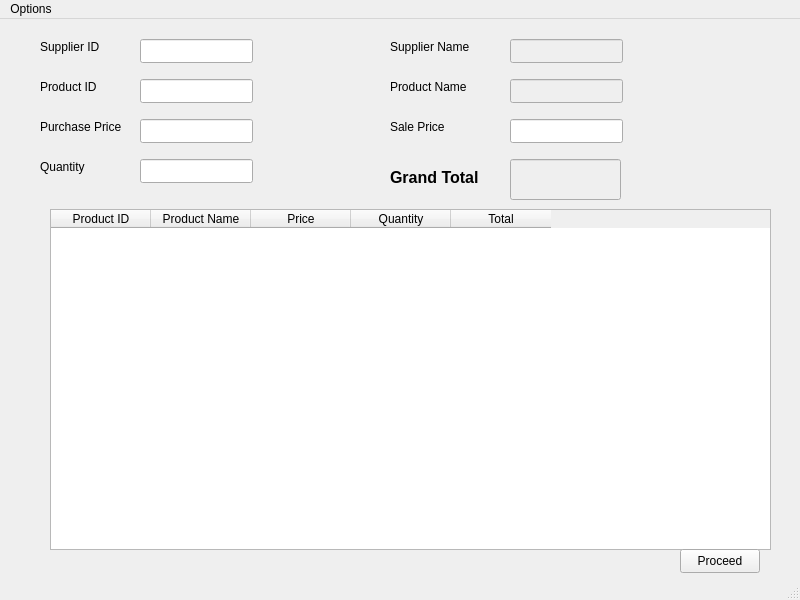
First picture: the form in Customer/supplierOrder.ui, repository MalikTalha03/Sufi-Traders-DB, before the edit.
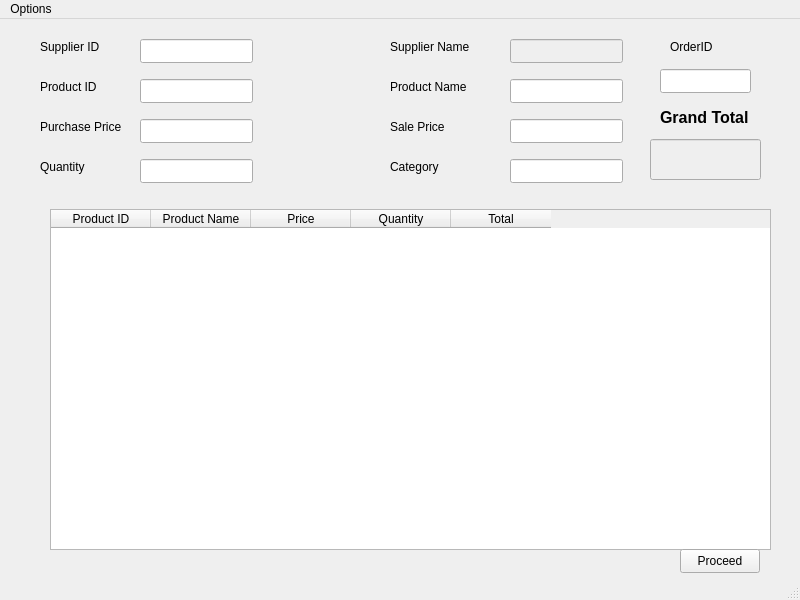
Second picture: the form after the edit.

Patch:
```diff
--- a/Customer/supplierOrder.ui
+++ b/Customer/supplierOrder.ui
@@ -140,7 +140,7 @@
    </widget>
    <widget class="QLineEdit" name="lineEdit_4">
     <property name="enabled">
-     <bool>false</bool>
+     <bool>true</bool>
     </property>
     <property name="geometry">
      <rect>
@@ -222,8 +222,8 @@
     </property>
     <property name="geometry">
      <rect>
-      <x>510</x>
-      <y>140</y>
+      <x>650</x>
+      <y>120</y>
       <width>111</width>
       <height>41</height>
      </rect>
@@ -235,8 +235,8 @@
    <widget class="QLabel" name="label_8">
     <property name="geometry">
      <rect>
-      <x>390</x>
-      <y>150</y>
+      <x>660</x>
+      <y>90</y>
       <width>91</width>
       <height>16</height>
      </rect>
@@ -264,6 +264,52 @@
      <string>Proceed</string>
     </property>
    </widget>
+   <widget class="QLabel" name="label_9">
+    <property name="geometry">
+     <rect>
+      <x>390</x>
+      <y>140</y>
+      <width>61</width>
+      <height>16</height>
+     </rect>
+    </property>
+    <property name="text">
+     <string>Category</string>
+    </property>
+   </widget>
+   <widget class="QLineEdit" name="lineEdit_9">
+    <property name="geometry">
+     <rect>
+      <x>510</x>
+      <y>140</y>
+      <width>113</width>
+      <height>24</height>
+     </rect>
+    </property>
+   </widget>
+   <widget class="QLabel" name="label_10">
+    <property name="geometry">
+     <rect>
+      <x>670</x>
+      <y>20</y>
+      <width>61</width>
+      <height>16</height>
+     </rect>
+    </property>
+    <property name="text">
+     <string>OrderID</string>
+    </property>
+   </widget>
+   <widget class="QLineEdit" name="lineEdit_10">
+    <property name="geometry">
+     <rect>
+      <x>660</x>
+      <y>50</y>
+      <width>91</width>
+      <height>24</height>
+     </rect>
+    </property>
+   </widget>
   </widget>
   <widget class="QMenuBar" name="menubar">
    <property name="geometry">
```
